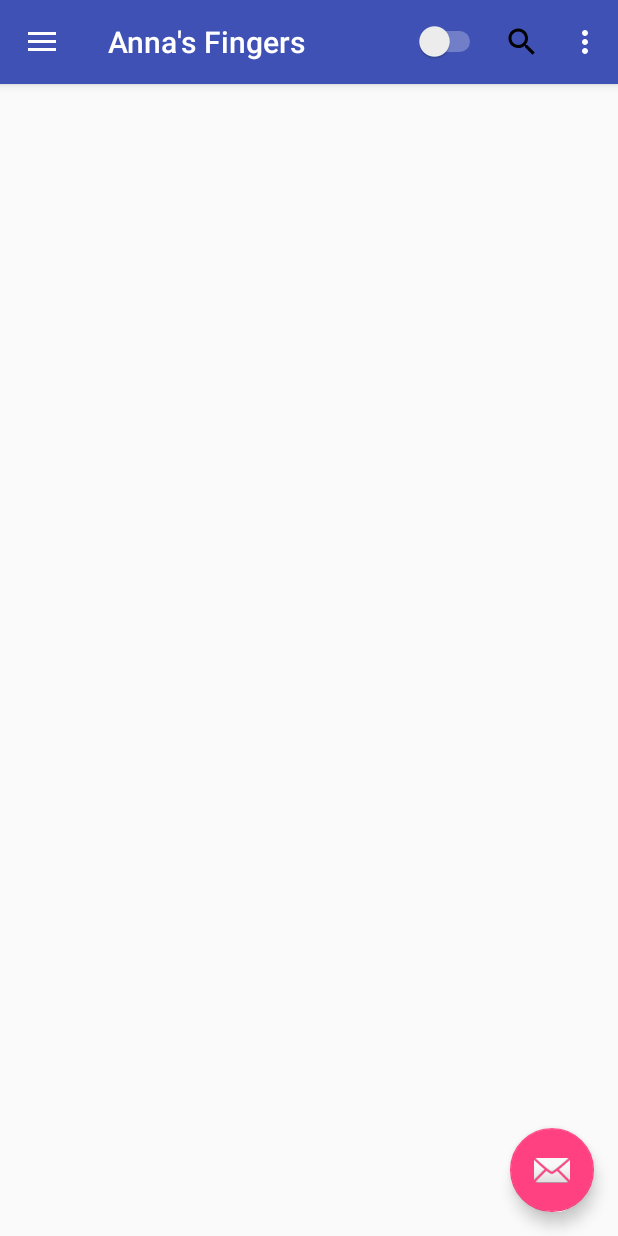
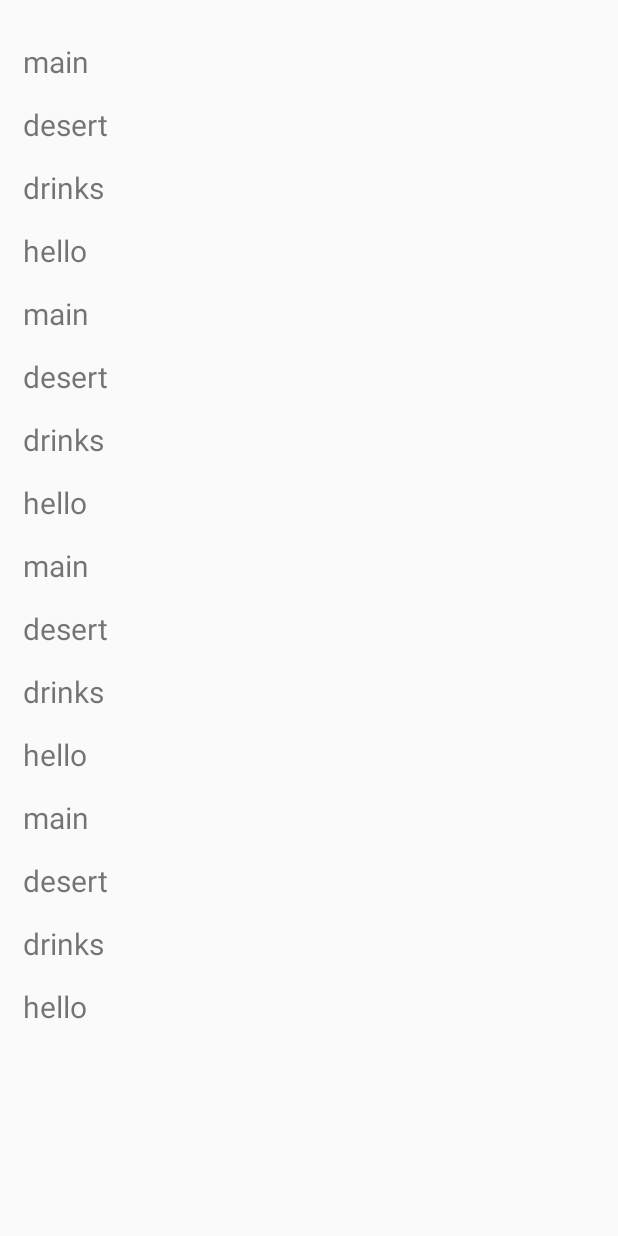
Before and after one commit to tosin94/Annas, an Android app: the screen it shows after launch (MainActivity before the commit, OrderFood after it), in the side drawer, after a tap on "Order Food", on a phone screen of 412 x 824 dp. Run offline under Robolectric (Android 15) with nearby library versions, the phone set to English and light mode, and no system bars.

Commit message:
Started Order food View

```diff
--- a/app/src/main/java/tosinomotayo/annas/EnlargeGalleryImage.java
+++ b/app/src/main/java/tosinomotayo/annas/EnlargeGalleryImage.java
@@ -56,7 +56,7 @@ public class EnlargeGalleryImage extends AppCompatActivity {
     @Override
     public boolean onCreateOptionsMenu(Menu menu) {
 
-        getMenuInflater().inflate(R.menu.enlarge_image_menu, menu);
+        getMenuInflater().inflate(R.menu.context_menu_gallery, menu);
         return true;
     }
 
--- a/app/src/main/java/tosinomotayo/annas/MainActivity.java
+++ b/app/src/main/java/tosinomotayo/annas/MainActivity.java
@@ -97,8 +97,9 @@ public class MainActivity extends AppCompatActivity
 
                 break;
 
-            case R.id.nav_order:
-
+            case R.id.order_food:
+                i = new Intent(this, OrderFood.class);
+                this.startActivity(i);
                 break;
 
             case R.id.nav_share:
--- a/app/src/main/java/tosinomotayo/annas/OrderFood.java
+++ b/app/src/main/java/tosinomotayo/annas/OrderFood.java
@@ -5,10 +5,14 @@ import android.content.Context;
 import android.os.Bundle;
 import android.support.annotation.Nullable;
 import android.support.v7.app.AppCompatActivity;
+import android.support.v7.widget.LinearLayoutManager;
 import android.support.v7.widget.RecyclerView;
 import android.view.LayoutInflater;
 import android.view.View;
 import android.view.ViewGroup;
+import android.widget.TextView;
+
+import java.util.ArrayList;
 
 /**
  * Created by tosinomotayo on 27/08/2017.
@@ -17,11 +21,7 @@ import android.view.ViewGroup;
 public class OrderFood extends AppCompatActivity
 {
 
-    final String[] menu_list =
-            {
-                    "Mains","starters","test1","test2","test3"
-
-            };
+    public ArrayList<String> textList = new ArrayList<>();
 
 
     @Override
@@ -30,55 +30,85 @@ public class OrderFood extends AppCompatActivity
         super.onCreate(savedInstanceState);
         setContentView(R.layout.order_layout); //TODO add layout file
 
+        textList.add("main");
+        textList.add("desert");
+        textList.add("drinks");
+        textList.add( "hello");
+        textList.add("main");
+        textList.add("desert");
+        textList.add("drinks");
+        textList.add( "hello");
+        textList.add("main");
+        textList.add("desert");
+        textList.add("drinks");
+        textList.add( "hello");
+        textList.add("main");
+        textList.add("desert");
+        textList.add("drinks");
+        textList.add( "hello");
+
+        LinearLayoutManager layout = new LinearLayoutManager(this);
+        layout.setOrientation(LinearLayoutManager.VERTICAL);
+
         RecyclerView myRecyclerView = (RecyclerView) findViewById(R.id.order_layout);
-        myRecyclerView.setAdapter(new CustomAdapter());
+        myRecyclerView.setAdapter(new CustomAdapter(this));
+        myRecyclerView.setLayoutManager(layout);
+
     }
 
 
+    //#######################################################
+    class myViewHolder extends RecyclerView.ViewHolder
+    {
+        TextView textView;
+        public myViewHolder(View itemView)
+        {
+            super(itemView);
+            textView = (TextView) itemView.findViewById(R.id.orderTextView);
 
-    class CustomAdapter extends RecyclerView.Adapter<CustomAdapter.CustomViewHolder>
+            textView.setOnClickListener(new View.OnClickListener()
+            {
+                @Override
+                public void onClick(View v)
+                {
+
+
+                }
+            });
+        }
+    }
+    //##############################################################
+
+    class CustomAdapter extends RecyclerView.Adapter<myViewHolder>
     {
         //TODO define dataType that will be receiving the data
+        private Context context;
 
-        public CustomAdapter()//this will depend on the kind of data received
+        public CustomAdapter(Context ctx)//this will depend on the kind of data received
         {
-
-        }
-
-        //#######################################################
-        class CustomViewHolder extends RecyclerView.ViewHolder //responsible for the way the data is represented
-        {
-            public CustomViewHolder(View itemView)
-            {
-                super(itemView);
-                View viewHolder = itemView;
-            }
-
-        }
-        //##############################################################
-
-        @Override
-        public CustomAdapter.CustomViewHolder onCreateViewHolder(ViewGroup parent, int viewType)// responsible for the actual data
-        {
-            //it is of type layout inflater
-            //LayoutInflater inflater = null;
-
-            return null;
+            this.context = ctx;
         }
 
         @Override
-        public void onBindViewHolder(CustomViewHolder holder, int position)
+        public myViewHolder onCreateViewHolder(ViewGroup parent, int viewType)
         {
-            //position is the viewHolders position in Recycler view
+            View itemView = getLayoutInflater().inflate(R.layout.order_content,parent,false);
+
+            return new myViewHolder(itemView);
+        }
+
+        @Override
+        public void onBindViewHolder(myViewHolder holder, int position)
+        {
+            String textItem = textList.get(position);
+            holder.textView.setText(textItem);
 
         }
 
         @Override
         public int getItemCount()
         {
-            //will return how many items are in the data holder ( data holder will be in constructor )
-            return 0;
+            return textList.size();
         }
-
     }
 }
--- a/app/src/main/res/layout/order_layout.xml
+++ b/app/src/main/res/layout/order_layout.xml
@@ -4,14 +4,15 @@
     xmlns:android="http://schemas.android.com/apk/res/android"
     xmlns:app="http://schemas.android.com/apk/res-auto"
 
+    android:id="@+id/order_relativeLayout"
     android:orientation="vertical"
     android:layout_width="match_parent"
-    android:layout_height="match_parent"
-
+    android:layout_height="wrap_content"
     >
 
     <android.support.v7.widget.RecyclerView
-        android:layout_height="match_parent"
+
+        android:layout_height="wrap_content"
         android:layout_width="match_parent"
         android:id="@+id/order_layout"
         android:scrollbars="vertical"
--- a/app/src/main/res/menu/activity_main_drawer.xml
+++ b/app/src/main/res/menu/activity_main_drawer.xml
@@ -8,7 +8,7 @@
             android:title="Food Gallery" />
 
         <item
-            android:id="@+id/nav_order"
+            android:id="@+id/order_food"
             android:icon="@drawable/deliver_food"
             android:title="Order Food" />
     </group>
--- a/app/src/main/res/values/styles.xml
+++ b/app/src/main/res/values/styles.xml
@@ -1,4 +1,6 @@
-<resources xmlns:tools="http://schemas.android.com/tools">
+<resources
+    xmlns:tools="http://schemas.android.com/tools"
+    >
 
     <!-- Base application theme. -->
     <style name="AppTheme" parent="Theme.AppCompat.Light.DarkActionBar">
```
Also changed, not shown: app/src/main/AndroidManifest.xml (+11 -0 lines), app/src/main/java/tosinomotayo/annas/FoodGallery.java (+14 -0 lines), app/src/main/res/layout/order_content.xml (+9 -46 lines), app/src/main/res/menu/enlarge_image_menu.xml (deleted, +0 -17 lines).
